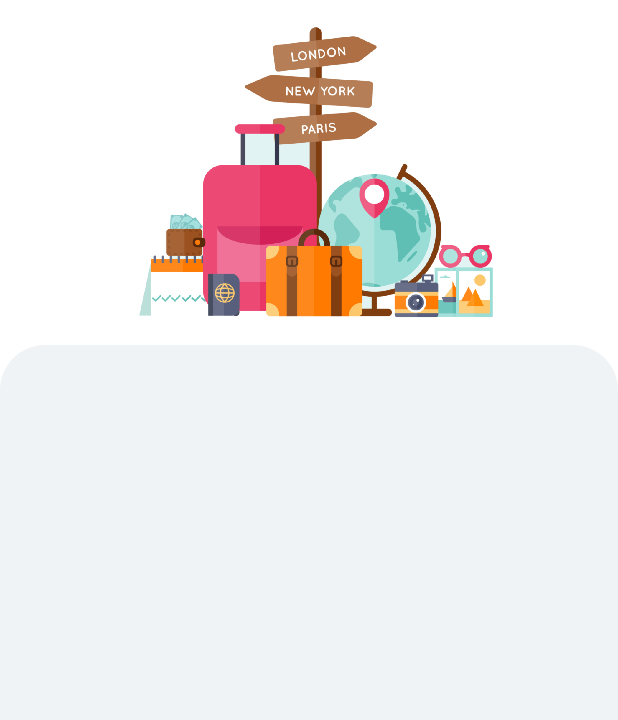
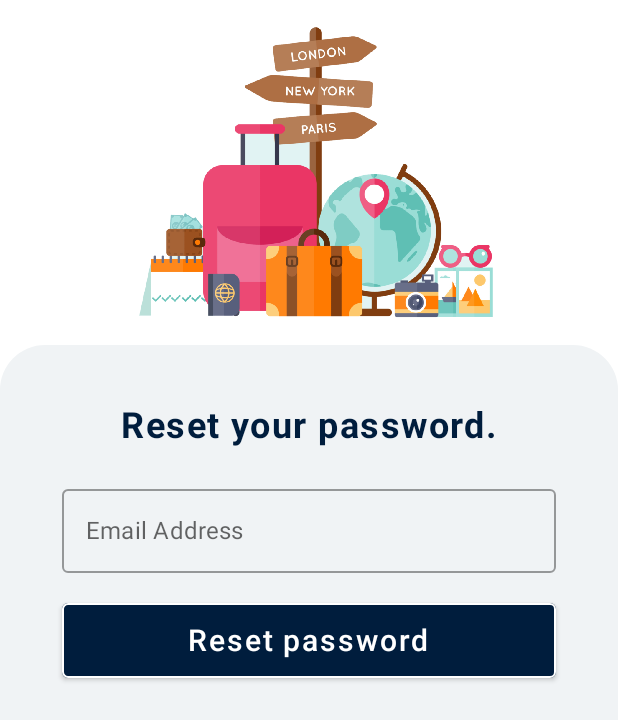
Before and after one commit to Smoothie1-ini/TravelPlanner, an Android app built with Jetpack Compose: the composable PasswordResetScreen shown on its own in the app's theme, on a phone screen of 412 x 824 dp. Shown: the top 720 px of the screen. Run offline under Robolectric (Android 15) with nearby library versions, the phone set to English and light mode, and no system bars; our stand-ins replace Dagger/Hilt's generated code, Firebase (no records; nobody signed in at launch, a user with empty details on screens opened directly); libraries missing offline, so code that uses them is left out: com.ramcosta.composedestinations; 2 statements that could not run were skipped.

Commit message:
PasswordReset functionalities

```diff
--- a/app/build.gradle
+++ b/app/build.gradle
@@ -12,7 +12,7 @@ dependencies {
     implementation 'androidx.core:core-ktx:1.7.0'
     implementation "androidx.compose.ui:ui:$compose_version"
     implementation "androidx.compose.material:material:$compose_version"
-    implementation "com.google.android.material:material:1.6.0"
+    implementation "com.google.android.material:material:1.6.1"
     implementation "androidx.compose.ui:ui-tooling-preview:$compose_version"
     implementation 'androidx.lifecycle:lifecycle-runtime-ktx:2.4.1'
     implementation 'androidx.activity:activity-compose:1.4.0'
@@ -33,7 +33,7 @@ dependencies {
     implementation "androidx.hilt:hilt-navigation-compose:1.0.0"
 
     //Firebase
-    implementation 'com.google.firebase:firebase-auth-ktx:21.0.4'
+    implementation 'com.google.firebase:firebase-auth-ktx:21.0.5'
 
     //Firestore
     implementation "com.google.firebase:firebase-firestore-ktx:24.1.2"
--- /dev/null
+++ b/app/src/main/java/com/smooth/travelplanner/domain/model/Trip.kt
@@ -0,0 +1,5 @@
+package com.smooth.travelplanner.domain.model
+
+data class Trip(
+    val title: String
+)
--- a/app/src/main/java/com/smooth/travelplanner/ui/login/LoginComponents.kt
+++ b/app/src/main/java/com/smooth/travelplanner/ui/login/LoginComponents.kt
@@ -32,7 +32,7 @@ internal fun RememberMeSection(
         Text(
             text = "Remember me",
             color = MaterialTheme.colors.onSurface,
-            fontSize = 14.sp,
+            fontSize = 13.sp,
         )
     }
 }
--- a/app/src/main/java/com/smooth/travelplanner/ui/login/password_reset/PasswordResetScreen.kt
+++ b/app/src/main/java/com/smooth/travelplanner/ui/login/password_reset/PasswordResetScreen.kt
@@ -1,31 +1,72 @@
 package com.smooth.travelplanner.ui.login.password_reset
 
+import android.util.Log
+import android.widget.Toast
 import androidx.compose.foundation.Image
 import androidx.compose.foundation.background
-import androidx.compose.foundation.layout.Column
-import androidx.compose.foundation.layout.fillMaxHeight
-import androidx.compose.foundation.layout.fillMaxSize
-import androidx.compose.foundation.layout.padding
+import androidx.compose.foundation.layout.*
 import androidx.compose.foundation.rememberScrollState
 import androidx.compose.foundation.shape.RoundedCornerShape
 import androidx.compose.foundation.verticalScroll
 import androidx.compose.material.MaterialTheme
 import androidx.compose.material.Surface
+import androidx.compose.material.Text
 import androidx.compose.runtime.Composable
+import androidx.compose.runtime.LaunchedEffect
+import androidx.compose.runtime.collectAsState
 import androidx.compose.ui.Alignment
+import androidx.compose.ui.ExperimentalComposeUiApi
 import androidx.compose.ui.Modifier
 import androidx.compose.ui.draw.clip
 import androidx.compose.ui.layout.ContentScale
+import androidx.compose.ui.platform.LocalContext
 import androidx.compose.ui.res.painterResource
+import androidx.compose.ui.text.font.FontWeight
 import androidx.compose.ui.unit.dp
+import androidx.compose.ui.unit.sp
+import androidx.hilt.navigation.compose.hiltViewModel
 import com.ramcosta.composedestinations.navigation.DestinationsNavigator
 import com.smooth.travelplanner.R
+import com.smooth.travelplanner.domain.model.Response
+import com.smooth.travelplanner.ui.MyButton
+import com.smooth.travelplanner.ui.MyOutlinedTextField
+import com.smooth.travelplanner.ui.destinations.SignInScreenDestination
+import kotlinx.coroutines.flow.collectLatest
 
+@ExperimentalComposeUiApi
 @com.ramcosta.composedestinations.annotation.Destination
 @Composable
 fun PasswordResetScreen(
-    navigator: DestinationsNavigator
+    navigator: DestinationsNavigator,
+    viewModel: PasswordResetViewModel = hiltViewModel()
 ) {
+    val context = LocalContext.current
+    val passwordResetData = viewModel.passwordResetData.collectAsState()
+
+    LaunchedEffect(key1 = viewModel.passwordResetState) {
+        viewModel.passwordResetState.collectLatest {
+            when (it) {
+                is Response.Success -> {
+                    //TODO bug; LaunchedEffect is signing in again immediately
+                    Toast.makeText(context, "Success", Toast.LENGTH_SHORT).show()
+                    navigator.navigate(SignInScreenDestination)
+                }
+                is Response.Error -> {
+                    Toast.makeText(context, "Error: ${it.message}", Toast.LENGTH_SHORT).show()
+                }
+                is Response.Message -> {
+                    Toast.makeText(context, "Message: ${it.message}", Toast.LENGTH_SHORT).show()
+                }
+                is Response.Loading -> {
+                    Toast.makeText(context, "Loading", Toast.LENGTH_SHORT).show()
+                }
+                is Response.Empty -> {
+                    Log.d("PasswordResetScreen", "ScreenState: No state received so far.")
+                }
+            }
+        }
+    }
+
     Surface(color = MaterialTheme.colors.background) {
         Column(
             horizontalAlignment = Alignment.CenterHorizontally,
@@ -49,7 +90,31 @@ fun PasswordResetScreen(
                     .verticalScroll(rememberScrollState())
                     .weight(1f, fill = false)
             ) {
-
+                Text(
+                    text = "Reset your password.",
+                    fontWeight = FontWeight.Bold,
+                    fontSize = 24.sp,
+                    letterSpacing = 1.sp,
+                    color = MaterialTheme.colors.primary,
+                    modifier = Modifier.padding(top = 40.dp)
+                )
+                Spacer(modifier = Modifier.height(20.dp))
+                MyOutlinedTextField(
+                    modifier = Modifier.fillMaxWidth(0.8f),
+                    isPassword = false,
+                    label = "Email Address",
+                    value = passwordResetData.value.email,
+                    onValueChanged = viewModel::onEmailChanged
+                )
+                Spacer(modifier = Modifier.height(20.dp))
+                MyButton(
+                    modifier = Modifier.fillMaxWidth(0.8f),
+                    text = "Reset password",
+                    backgroundColor = MaterialTheme.colors.primary,
+                    textColor = MaterialTheme.colors.background
+                ) {
+                    viewModel.validateData(passwordResetData.value.email)
+                }
             }
         }
     }
--- a/app/src/main/java/com/smooth/travelplanner/ui/login/password_reset/PasswordResetViewModel.kt
+++ b/app/src/main/java/com/smooth/travelplanner/ui/login/password_reset/PasswordResetViewModel.kt
@@ -4,13 +4,15 @@ import android.util.Log
 import androidx.lifecycle.ViewModel
 import androidx.lifecycle.viewModelScope
 import com.google.firebase.auth.FirebaseUser
+import com.smooth.travelplanner.domain.model.Response
 import com.smooth.travelplanner.domain.repository.BaseAuthRepository
-import com.smooth.travelplanner.domain.model.Response
+import dagger.hilt.android.lifecycle.HiltViewModel
 import kotlinx.coroutines.flow.MutableStateFlow
 import kotlinx.coroutines.flow.StateFlow
 import kotlinx.coroutines.launch
 import javax.inject.Inject
 
+@HiltViewModel
 class PasswordResetViewModel @Inject constructor(
     private val repository: BaseAuthRepository
 ) : ViewModel() {
@@ -22,7 +24,16 @@ class PasswordResetViewModel @Inject constructor(
     val passwordResetState: StateFlow<Response>
         get() = _passwordResetState
 
-    fun validatePasswordReset(email: String) {
+    private val _passwordResetData = MutableStateFlow(PasswordResetData())
+    val passwordResetData: StateFlow<PasswordResetData>
+        get() = _passwordResetData
+
+    fun onEmailChanged(email: String) {
+        //TODO validation
+        _passwordResetData.value = _passwordResetData.value.copy(email = email)
+    }
+
+    fun validateData(email: String) {
         when {
             email.isEmpty() -> {
                 _passwordResetState.value = Response.Error("Email address can't be empty.")
@@ -51,6 +62,6 @@ class PasswordResetViewModel @Inject constructor(
     }
 
     data class PasswordResetData(
-        val email: String
+        val email: String = ""
     )
 }
--- a/app/src/main/java/com/smooth/travelplanner/ui/login/sign_in/SignInScreen.kt
+++ b/app/src/main/java/com/smooth/travelplanner/ui/login/sign_in/SignInScreen.kt
@@ -143,7 +143,7 @@ fun SignInScreen(
                     Text(
                         text = "Forgot password?",
                         color = MaterialTheme.colors.primaryVariant,
-                        fontSize = 12.sp,
+                        fontSize = 13.sp,
                         modifier = Modifier
                             .padding(end = 15.dp)
                             .clickable {
--- a/build.gradle
+++ b/build.gradle
@@ -5,7 +5,7 @@ buildscript {
     }
     dependencies {
         classpath "com.google.dagger:hilt-android-gradle-plugin:2.42"
-        classpath "com.google.gms:google-services:4.3.8"
+        classpath 'com.google.gms:google-services:4.3.10'
     }
     ext {
         compose_version = '1.2.0-beta02'
@@ -13,8 +13,8 @@ buildscript {
     }
 }// Top-level build file where you can add configuration options common to all sub-projects/modules.
 plugins {
-    id 'com.android.application' version '7.2.0' apply false
-    id 'com.android.library' version '7.2.0' apply false
+    id 'com.android.application' version '7.2.1' apply false
+    id 'com.android.library' version '7.2.1' apply false
     id 'org.jetbrains.kotlin.android' version '1.6.21' apply false
 }
 
```
Also changed, not shown: app/src/main/java/com/smooth/travelplanner/ui/CommonComponents.kt (+5 -3 lines), app/src/main/java/com/smooth/travelplanner/ui/home/HomeScreen.kt (+13 -8 lines), app/src/main/java/com/smooth/travelplanner/ui/home/main_tabs/archived_trips/ArchivedTripsTab.kt (+7 -1 lines), app/src/main/java/com/smooth/travelplanner/ui/home/main_tabs/current_trips/CurrentTripsTab.kt (+15 -2 lines), app/src/main/java/com/smooth/travelplanner/ui/home/main_tabs/current_trips/CurrentTripsViewModel.kt (added, +14 -0 lines), app/src/main/java/com/smooth/travelplanner/ui/home/main_tabs/current_trips/TripScreen.kt (+7 -5 lines), app/src/main/java/com/smooth/travelplanner/ui/login/sign_up/SignUpScreen.kt (+37 -1 lines).
